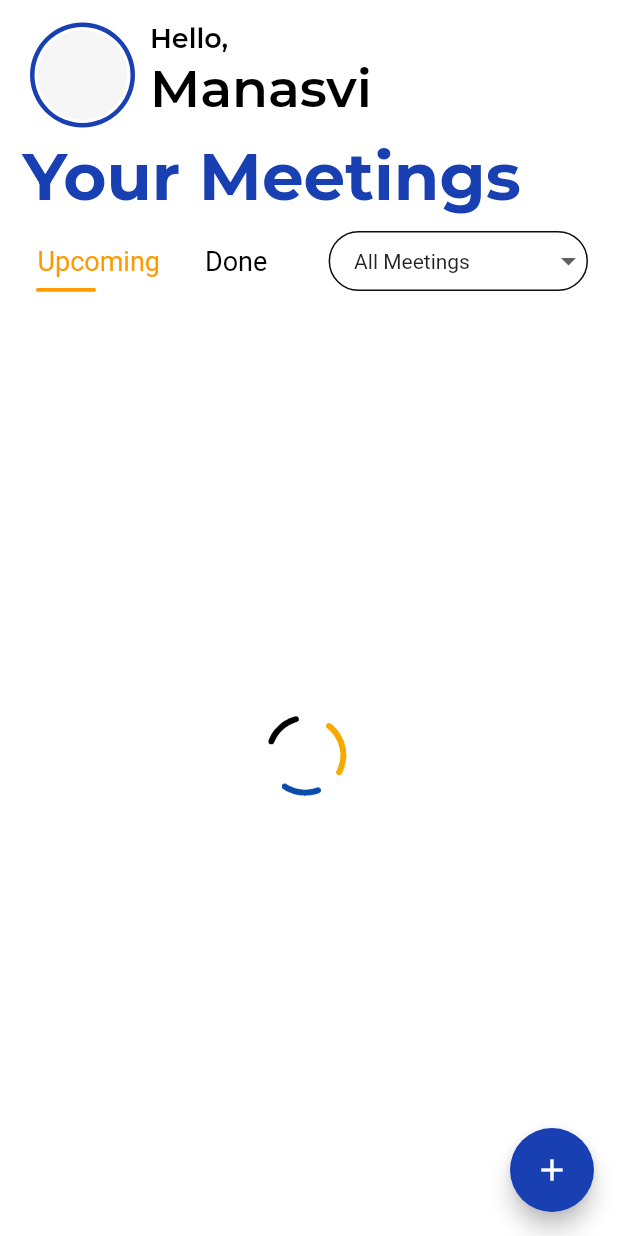
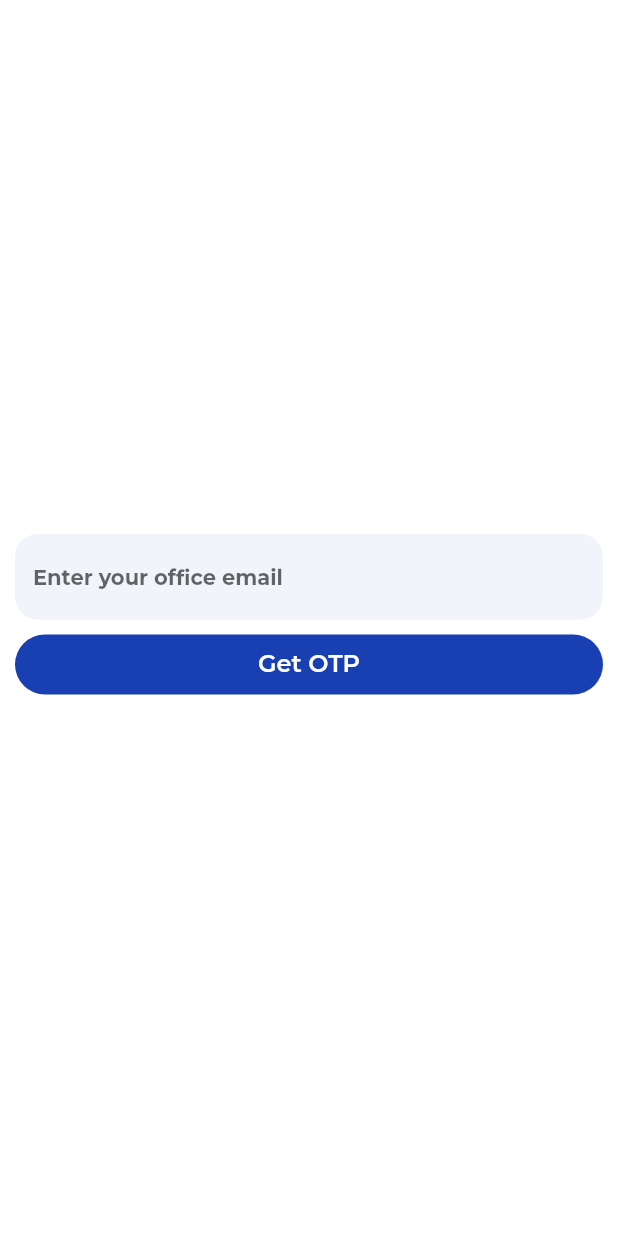
Before and after one commit to Adityamishra1234/MeetingModule, a Flutter app: the screen it shows after launch, on a phone screen of 412 x 824 dp. Run offline on Flutter 3.47's test engine with Material 2 defaults, Android fonts, the phone set to English and light mode, and no system bars; drawn by our look-alikes of auto_size_text, dropdown_button2; our stand-ins replace firebase_core, firebase_messaging, flutter_local_notifications, flutter_screenutil, flutter_svg, fluttertoast and 3 more; missing offline and left inert: cached_network_svg_image; accounts and stored records are empty; project files that could hold a hidden picture were left out.

Commit message:
login part done

```diff
--- a/lib/main.dart
+++ b/lib/main.dart
@@ -13,6 +13,7 @@ import 'package:meeting_module2/ui/screens/add_more_notes.dart';
 import 'package:meeting_module2/ui/screens/add_representative.dart';
 import 'package:meeting_module2/ui/screens/create_new_meeting.dart';
 import 'package:meeting_module2/ui/screens/dashboard_page.dart';
+import 'package:meeting_module2/ui/screens/login_page.dart';
 import 'package:meeting_module2/ui/screens/meeting_details.dart';
 import 'package:meeting_module2/ui/screens/nfvf.dart';
 import 'package:meeting_module2/ui/screens/participants_details.dart';
@@ -256,11 +257,15 @@ class MyApp extends StatelessWidget {
   Widget build(BuildContext context) {
     return GetMaterialApp(
         debugShowCheckedModeBanner: false,
-        initialRoute: '/',
+        initialRoute: LoginPage.routeNamed,
         getPages: [
           GetPage(
             name: DashBoard.routeNamed,
             page: () => DashBoard(),
+          ),
+          GetPage(
+            name: LoginPage.routeNamed,
+            page: () => LoginPage(),
           ),
           GetPage(
             name: ViewNotesDetails.routeNamed,
--- a/lib/services/apiServices.dart
+++ b/lib/services/apiServices.dart
@@ -251,4 +251,44 @@ class ApiServices extends BaseServices implements API {
     // TODO: implement getAllCountries
     // throw UnimplementedError();
   }
+
+  getEmailverification(String email) async {
+    var url =
+        '${Endpoints.baseUrl}${Endpoints.emailverification + "/${email}"}';
+    var res2 = await httpPostNullBody(url);
+    if (res2 != null) {
+      var res = jsonDecode(res2);
+      return res;
+    }
+    ;
+  }
+
+  getOTP(String email) async {
+    var url = '${Endpoints.baseUrl}${Endpoints.otp + "/${email}"}';
+    var res2 = await httpPostNullBody(url);
+    if (res2 != null) {
+      var res = jsonDecode(res2);
+      return res;
+    }
+  }
+
+  otpMatch(String email, String otp) async {
+    var url =
+        '${Endpoints.baseUrl}${Endpoints.otpMatch + "/${email}" + "/${otp}"}';
+    var res2 = await httpPostNullBody(url);
+    if (res2 != null) {
+      var res = jsonDecode(res2);
+      return res;
+    }
+  }
+
+  password(String email, String password) async {
+    var url =
+        '${Endpoints.baseUrl}${Endpoints.passwordUpdate + "/${email}" + "/${password}"}';
+    var res2 = await httpPostNullBody(url);
+    if (res2 != null) {
+      var res = jsonDecode(res2);
+      return res;
+    }
+  }
 }
--- a/lib/services/endpoints.dart
+++ b/lib/services/endpoints.dart
@@ -20,4 +20,12 @@ class Endpoints {
   static String allCountry = 'allCountry';
 
   static String universtiyByCountry = 'findUniversityByCountryId';
+  static String emailverification = 'Emailverification';
+  // /Otp/:email
+  static String otp = 'Otp';
+  // OtpMatch/developer4@siecindia.com/120863
+  static String otpMatch = 'OtpMatch';
+
+  // /passwordUpdate/:email/:password
+  static String passwordUpdate = 'passwordUpdate';
 }
--- /dev/null
+++ b/lib/ui/controller/createpasswordcontroller.dart
@@ -0,0 +1,17 @@
+import 'package:get/get.dart';
+import 'package:get/state_manager.dart';
+import 'package:meeting_module2/services/apiServices.dart';
+import 'package:meeting_module2/ui/screens/login_page.dart';
+
+class CreatePasswordController extends GetxController {
+  ApiServices api = ApiServices();
+
+  updatePassword(String email, String password) async {
+    var res = await api.password(email, password);
+    if (res != null) {
+      if (res == true) {
+        Get.toNamed(LoginPage.routeNamed);
+      }
+    }
+  }
+}
--- /dev/null
+++ b/lib/ui/controller/logincontroller.dart
@@ -0,0 +1,47 @@
+import 'package:get/get.dart';
+import 'package:meeting_module2/services/apiServices.dart';
+import 'package:meeting_module2/ui/screens/createpassword.dart';
+import 'package:meeting_module2/utils/constants.dart';
+
+class LoginController extends GetxController with StateMixin {
+  ApiServices api = ApiServices();
+  bool forOtp = false;
+
+  @override
+  void onInit() {
+    super.onInit();
+    change(null, status: RxStatus.success());
+  }
+
+  emailVerification(String email) async {
+    change(null, status: RxStatus.loading());
+    var res = await api.getEmailverification(email);
+    if (res != null) {
+      if (res == false) {
+        var res2 = await api.getOTP(email);
+        if (res2 != null) {
+          if (res2 == true) {
+            getToast("Please check otp on your office email address");
+            forOtp = true;
+          } else {
+            getToast("Some thing went wrong");
+          }
+        }
+      } else if (res == true) {
+        print(true);
+      }
+    }
+    change(null, status: RxStatus.success());
+  }
+
+  otpcheck(String email, String otp) async {
+    change(null, status: RxStatus.loading());
+    var res = await api.otpMatch(email, otp);
+    if (res != null) {
+      if (res == true) {
+        Get.to(CreatePasswrord(email: email));
+      }
+    }
+    change(null, status: RxStatus.success());
+  }
+}
--- a/lib/ui/screens/dashboard_page.dart
+++ b/lib/ui/screens/dashboard_page.dart
@@ -18,7 +18,7 @@ import 'package:meeting_module2/widget/customautosizetextmontserrat.dart';
 import 'package:meeting_module2/widget/text_underline.dart';
 
 class DashBoard extends StatefulWidget {
-  static const routeNamed = '/';
+  static const routeNamed = '/DashBoard';
   const DashBoard({Key? key}) : super(key: key);
   @override
   State<DashBoard> createState() => _DashBoardState();
--- /dev/null
+++ b/lib/ui/screens/login_page.dart
@@ -0,0 +1,101 @@
+import 'package:flutter/material.dart';
+import 'package:flutter/src/widgets/framework.dart';
+import 'package:flutter/src/widgets/placeholder.dart';
+import 'package:get/get.dart';
+import 'package:meeting_module2/presentation/constants/loading.dart';
+import 'package:meeting_module2/ui/controller/logincontroller.dart';
+import 'package:meeting_module2/ui/screens/createpassword.dart';
+import 'package:meeting_module2/utils/theme.dart';
+import 'package:meeting_module2/widget/custom_button.dart';
+import 'package:meeting_module2/widget/customautosizetextmontserrat.dart';
+import 'package:meeting_module2/widget/customtextfield.dart';
+
+class LoginPage extends StatelessWidget {
+  LoginPage({super.key});
+
+  static const routeNamed = '/LoginPage';
+
+  TextEditingController texfield = TextEditingController();
+  TextEditingController otpfield = TextEditingController();
+
+  var controller = Get.put(LoginController());
+
+  @override
+  Widget build(BuildContext context) {
+    return Scaffold(
+      body: controller.obx(
+          (state) => Container(
+                color: ThemeConstants.whitecolor,
+                child: Column(
+                  crossAxisAlignment: CrossAxisAlignment.center,
+                  mainAxisAlignment: MainAxisAlignment.center,
+                  children: [
+                    if (controller.forOtp == false)
+                      Padding(
+                        padding: const EdgeInsets.all(10.0),
+                        child: CustomTextField(
+                            hint: "Enter your office email",
+                            validator: Validator.email,
+                            controller: texfield),
+                      ),
+                    if (controller.forOtp == true)
+                      Padding(
+                        padding: const EdgeInsets.all(10.0),
+                        child: CustomTextField(
+                            hint: "enter your OTP",
+                            validator: Validator.otp,
+                            controller: otpfield),
+                      ),
+                    if (controller.forOtp == false)
+                      InkWell(
+                        onTap: () {
+                          // Get.to(CreatePasswrord(
+                          //   email: texfield.text,
+                          // ));
+                          controller.emailVerification(texfield.text);
+                        },
+                        child: Container(
+                          height: 40,
+                          width: MediaQuery.of(context).size.width - 20,
+                          decoration: BoxDecoration(
+                              color: ThemeConstants.bluecolor,
+                              borderRadius:
+                                  BorderRadius.all(Radius.circular(20.0))),
+                          child: Center(
+                            child: CustomAutoSizeTextMontserrat(
+                              text: "Get OTP",
+                              textColor: ThemeConstants.whitecolor,
+                            ),
+                          ),
+                        ),
+                      ),
+                    const SizedBox(
+                      height: 15,
+                    ),
+                    if (controller.forOtp == true)
+                      InkWell(
+                        onTap: () {
+                          controller.otpcheck(texfield.text, otpfield.text);
+                        },
+                        child: Container(
+                          height: 40,
+                          width: MediaQuery.of(context).size.width - 20,
+                          decoration: BoxDecoration(
+                              color: ThemeConstants.bluecolor,
+                              borderRadius:
+                                  BorderRadius.all(Radius.circular(20.0))),
+                          child: Center(
+                            child: CustomAutoSizeTextMontserrat(
+                              text: "Submit",
+                              textColor: ThemeConstants.whitecolor,
+                            ),
+                          ),
+                        ),
+                      )
+                  ],
+                ),
+              ),
+          onLoading: getLoading(context)),
+    );
+  }
+}
--- a/lib/utils/constants.dart
+++ b/lib/utils/constants.dart
@@ -124,6 +124,17 @@ getPhoneNumbervalidation(String? value) {
   }
 }
 
+getOtpvalidation(String? value) {
+  if (value != null) {
+    if (value.length != 6) {
+      return 'OTP must be of 6 digit';
+    } else
+      return null;
+  } else {
+    return "OTP must be of 6 digit";
+  }
+}
+
 getsnakbar(String title, String data) {
   return Get.snackbar(
     title,
--- a/lib/widget/customtextfield.dart
+++ b/lib/widget/customtextfield.dart
@@ -7,11 +7,13 @@ class CustomTextField extends StatelessWidget {
   String hint;
   Validator? validator;
   TextInputType? keybord;
+  bool? obscureText = false;
   bool readOrEdit = false;
   CustomTextField({
     Key? key,
     required this.hint,
     required this.controller,
+    this.obscureText,
     this.validator,
     this.keybord,
   }) : super(key: key);
@@ -20,6 +22,7 @@ class CustomTextField extends StatelessWidget {
   Widget build(BuildContext context) {
     return TextFormField(
       autovalidateMode: AutovalidateMode.onUserInteraction,
+      obscureText: obscureText ?? false,
       keyboardType: keybord ?? TextInputType.text,
       controller: controller,
       scrollPadding: EdgeInsets.symmetric(
@@ -42,6 +45,8 @@ class CustomTextField extends StatelessWidget {
           return getEmailvaliation(value);
         } else if (Validator.password == validator) {
           print("password");
+        } else if (Validator.otp == validator) {
+          return getOtpvalidation(value);
         }
       },
     );
@@ -52,4 +57,5 @@ enum Validator {
   phone,
   email,
   password,
+  otp,
 }
```
Also changed, not shown: lib/ui/screens/createpassword.dart (added, +68 -0 lines).
